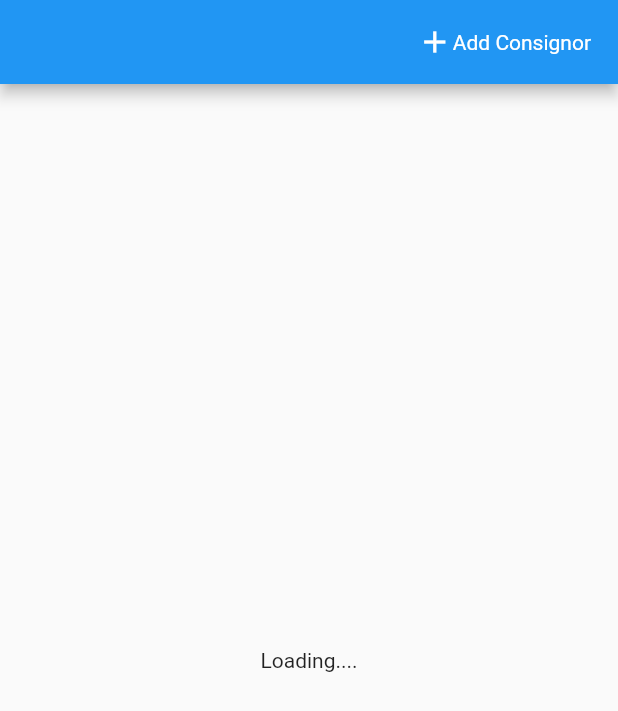
After one commit to durgesh-acharya/shipsmartassociate, a Flutter app: the ConsignorScreen screen opened directly, on a phone screen of 412 x 824 dp. The commit adds this screen. Shown: the top 711 px of the screen. Run offline on Flutter 3.47's test engine with Material 2 defaults, Android fonts, the phone set to English and light mode, and no system bars.

Commit message:
consignor add

```diff
--- /dev/null
+++ b/lib/model/consignor.dart
@@ -0,0 +1,3 @@
+class Consignor{
+
+}
--- /dev/null
+++ b/lib/screens/consignorscreen.dart
@@ -0,0 +1,37 @@
+import 'package:flutter/material.dart';
+import 'package:shipsmart/screens/addconsignor.dart';
+
+class ConsignorScreen extends StatefulWidget {
+  const ConsignorScreen({ Key? key }) : super(key: key);
+
+  @override
+  _ConsignorScreenState createState() => _ConsignorScreenState();
+}
+
+class _ConsignorScreenState extends State<ConsignorScreen> {
+  @override
+  Widget build(BuildContext context) {
+    return Scaffold(
+      appBar: AppBar(
+        actions: [
+          Padding(
+            padding: const EdgeInsets.only(right :18.0),
+            child: GestureDetector(
+              onTap: (){
+                     Navigator.of(context).pushReplacement(MaterialPageRoute(
+                  builder: (BuildContext context) => AddConsignor()));
+              },
+              child: Row(
+                children: [
+                  Icon(Icons.add,color: Colors.white,),
+                  Text("Add Consignor")
+                ],
+              ),
+            ),
+          )
+        ],
+      ),
+      body: Center(child: Text("Loading...."),),
+    );
+  }
+}
--- a/lib/screens/homescreen.dart
+++ b/lib/screens/homescreen.dart
@@ -1,5 +1,5 @@
 import 'package:flutter/material.dart';
-import 'package:shipsmart/screens/consignor.dart';
+import 'package:shipsmart/screens/consignorscreen.dart';
 
 class HomeScreen extends StatefulWidget {
   const HomeScreen({ Key? key }) : super(key: key);
@@ -32,7 +32,7 @@ class _HomeScreenState extends State<HomeScreen> {
             child: GestureDetector(
               onTap: (){
                   Navigator.of(context).pushReplacement(MaterialPageRoute(
-                builder: (BuildContext context) => Consignor()));
+                builder: (BuildContext context) => ConsignorScreen()));
               },
               child: Container(
                 width: 120.0,
```
Also changed, not shown: lib/screens/consignor.dart (deleted, +0 -36 lines).
